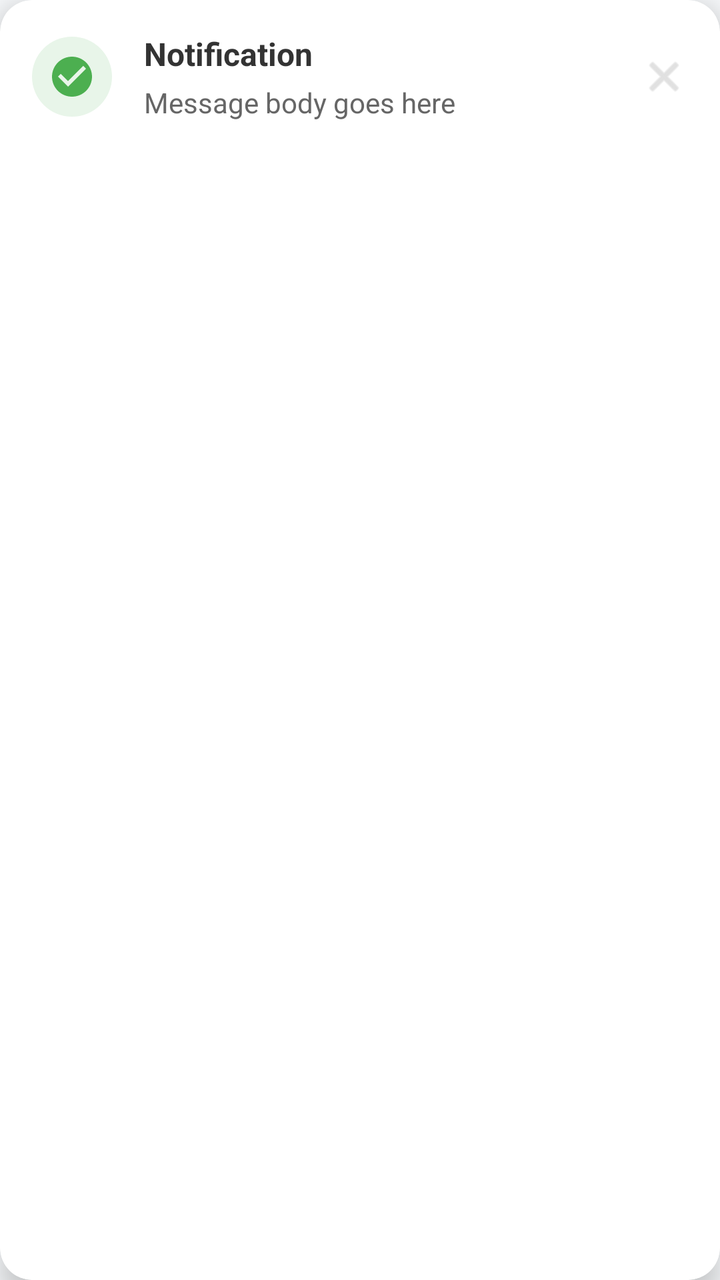
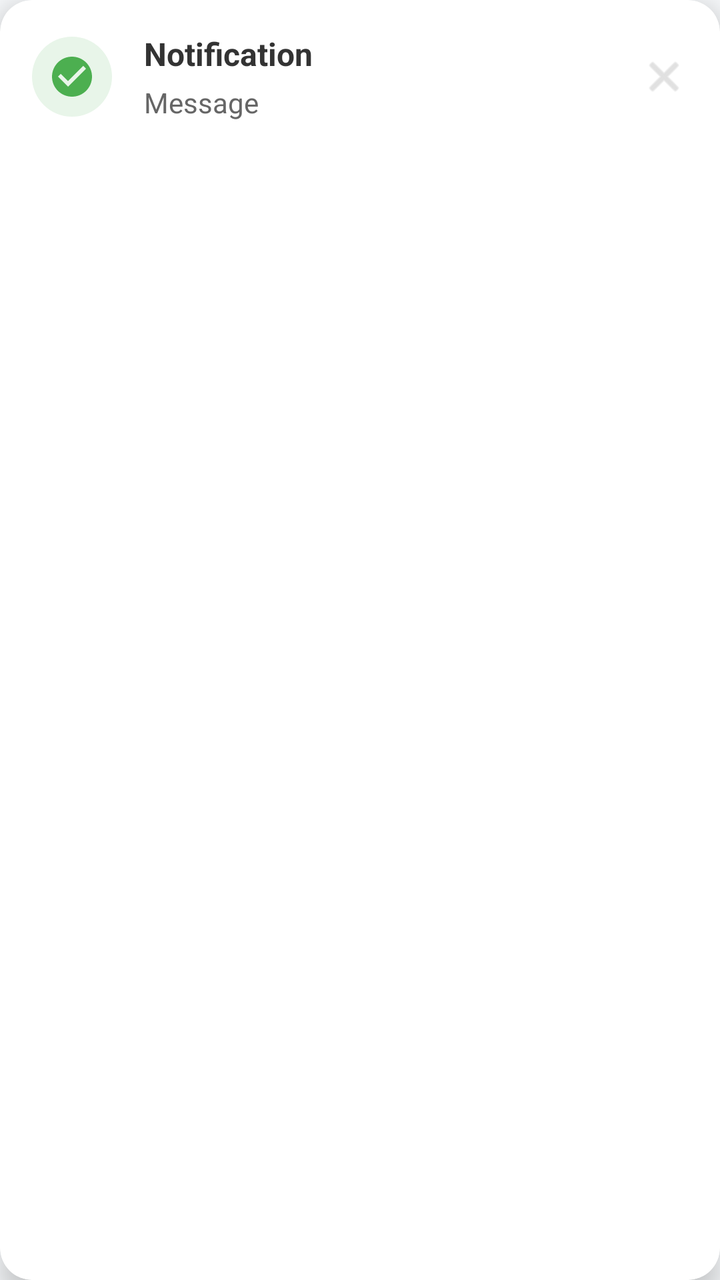

Compare the two renders of this Android layout. The source of the first and the diff that turns it into the second are given below.
<!-- AndroidManifest.xml: application theme Theme.MySoftPOS -->
<!-- res/layout/layout_modern_notification.xml -->
<?xml version="1.0" encoding="utf-8"?>
<androidx.cardview.widget.CardView xmlns:android="http://schemas.android.com/apk/res/android"
    xmlns:app="http://schemas.android.com/apk/res-auto"
    android:layout_width="match_parent"
    android:layout_height="wrap_content"
    android:layout_marginHorizontal="16dp"
    android:layout_marginTop="48dp"
    app:cardCornerRadius="16dp"
    app:cardElevation="8dp"
    app:cardBackgroundColor="#FFFFFF">

    <LinearLayout
        android:layout_width="match_parent"
        android:layout_height="wrap_content"
        android:orientation="horizontal"
        android:gravity="center_vertical"
        android:padding="16dp">

        <ImageView
            android:id="@+id/imgNotificationIcon"
            android:layout_width="40dp"
            android:layout_height="40dp"
            android:src="@drawable/ic_check_circle"
            app:tint="#4CAF50"
            android:background="@drawable/bg_circle_light_green"
            android:padding="8dp"/>

        <LinearLayout
            android:layout_width="0dp"
            android:layout_height="wrap_content"
            android:layout_weight="1"
            android:orientation="vertical"
            android:layout_marginStart="16dp">

            <TextView
                android:id="@+id/tvNotificationTitle"
                android:layout_width="wrap_content"
                android:layout_height="wrap_content"
                android:text="Notification"
                android:textSize="16sp"
                android:textStyle="bold"
                android:textColor="#333333"/>

            <TextView
                android:id="@+id/tvNotificationMessage"
                android:layout_width="wrap_content"
                android:layout_height="wrap_content"
                android:text="Message body goes here"
                android:textSize="14sp"
                android:textColor="#666666"
                android:layout_marginTop="4dp"/>
        </LinearLayout>
        
        <ImageView
            android:id="@+id/btnClose"
            android:layout_width="24dp"
            android:layout_height="24dp"
            android:src="@android:drawable/ic_menu_close_clear_cancel"
            app:tint="#999999"
            android:alpha="0.5"/>

    </LinearLayout>

</androidx.cardview.widget.CardView>
<!-- resources referenced by this layout -->
<resources>
  <!-- drawable bg_circle_light_green (drawable) -->
  <?xml version="1.0" encoding="utf-8"?>
  <shape xmlns:android="http://schemas.android.com/apk/res/android"
      android:shape="oval">
      <solid android:color="#E8F5E9" />
  </shape>
  <!-- drawable ic_check_circle (drawable) -->
  <vector xmlns:android="http://schemas.android.com/apk/res/android"
      android:width="24dp"
      android:height="24dp"
      android:viewportWidth="24"
      android:viewportHeight="24"
      android:tint="#4CAF50">
    <path
        android:fillColor="@android:color/white"
        android:pathData="M12,2C6.48,2 2,6.48 2,12s4.48,10 10,10 10,-4.48 10,-10S17.52,2 12,2zM10,17l-5,-5 1.41,-1.41L10,14.17l7.59,-7.59L19,8l-9,9z"/>
  </vector>
  <style name="Theme.MySoftPOS" parent="Theme.Material3.Light.NoActionBar">
          
          <item name="colorPrimary">@color/primary</item>
          <item name="colorOnPrimary">@color/on_primary</item>
          <item name="colorPrimaryContainer">@color/background</item>
          <item name="colorOnPrimaryContainer">@color/primary</item>
  
          <item name="colorSecondary">@color/secondary</item>
          <item name="colorOnSecondary">@color/on_secondary</item>
          
          
          <item name="colorSurface">@color/surface</item>
          <item name="colorOnSurface">@color/on_surface</item>
          <item name="android:colorBackground">@color/background</item>
          <item name="android:textColorPrimary">@color/text_primary</item>
          <item name="android:textColorSecondary">@color/text_secondary</item>
          
          
          <item name="android:editTextColor">@color/text_primary</item>
          <item name="android:textColorHint">@color/text_hint</item>
  
          <item name="colorError">@color/error</item>
          
          <item name="android:statusBarColor">@color/background</item>
          <item name="android:windowLightStatusBar">true</item>
  
          
          <item name="android:windowAnimationStyle">@style/AppWindowAnimations</item>
  
          
          <item name="android:fontFamily">sans-serif</item>
      </style>
  <color name="primary">#3B82F6</color>
  <color name="on_primary">#FFFFFF</color>
  <color name="background">#F8FAFC</color>
  <color name="secondary">#06B6D4</color>
  <color name="on_secondary">#000000</color>
  <color name="surface">#FFFFFF</color>
  <color name="on_surface">#1E293B</color>
  <color name="text_primary">#1E293B</color>
  <color name="text_secondary">#64748B</color>
  <color name="text_hint">#94A3B8</color>
  <color name="error">#EF4444</color>
  <style name="AppWindowAnimations" parent="@android:style/Animation.Activity">
          <item name="android:activityOpenEnterAnimation">@anim/slide_in_right</item>
          <item name="android:activityOpenExitAnimation">@anim/slide_out_left</item>
          <item name="android:activityCloseEnterAnimation">@anim/slide_in_left</item>
          <item name="android:activityCloseExitAnimation">@anim/slide_out_right</item>
      </style>
</resources>

<!-- the commit's change to res/layout/layout_modern_notification.xml (unified diff, before → after) -->
@@ -36,7 +36,7 @@
                 android:id="@+id/tvNotificationTitle"
                 android:layout_width="wrap_content"
                 android:layout_height="wrap_content"
-                android:text="Notification"
+                android:text="@string/notification_title_default"
                 android:textSize="16sp"
                 android:textStyle="bold"
                 android:textColor="#333333"/>
@@ -45,7 +45,7 @@
                 android:id="@+id/tvNotificationMessage"
                 android:layout_width="wrap_content"
                 android:layout_height="wrap_content"
-                android:text="Message body goes here"
+                android:text="@string/notification_message_placeholder"
                 android:textSize="14sp"
                 android:textColor="#666666"
                 android:layout_marginTop="4dp"/>
<!-- resource entries referenced after the edit -->
@@ -17,6 +17,8 @@
         android:fillColor="@android:color/white"
         android:pathData="M12,2C6.48,2 2,6.48 2,12s4.48,10 10,10 10,-4.48 10,-10S17.52,2 12,2zM10,17l-5,-5 1.41,-1.41L10,14.17l7.59,-7.59L19,8l-9,9z"/>
   </vector>
+  <string name="notification_message_placeholder">Message</string>
+  <string name="notification_title_default">Notification</string>
   <style name="Theme.MySoftPOS" parent="Theme.Material3.Light.NoActionBar">
           
           <item name="colorPrimary">@color/primary</item>
